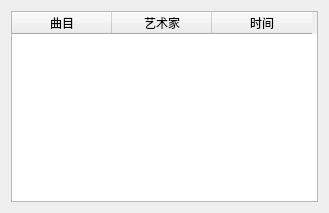
Above: branches/Senutu/Senutu/PlayList.ui from quakeguobiao/senutu before the change. Below: the same form after it.
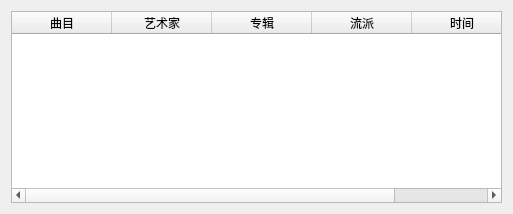
That is the form after the change.

The edit to the form file:
```diff
--- a/branches/Senutu/Senutu/PlayList.ui
+++ b/branches/Senutu/Senutu/PlayList.ui
@@ -6,8 +6,8 @@
    <rect>
     <x>0</x>
     <y>0</y>
-    <width>329</width>
-    <height>213</height>
+    <width>513</width>
+    <height>210</height>
    </rect>
   </property>
   <property name="windowTitle">
@@ -16,6 +16,12 @@
   <layout class="QHBoxLayout" name="horizontalLayout">
    <item>
     <widget class="QTableWidget" name="m_pMusicTable">
+     <property name="sizePolicy">
+      <sizepolicy hsizetype="Expanding" vsizetype="Fixed">
+       <horstretch>0</horstretch>
+       <verstretch>0</verstretch>
+      </sizepolicy>
+     </property>
      <column>
       <property name="text">
        <string>曲目</string>
@@ -26,6 +32,16 @@
        <string>艺术家</string>
       </property>
      </column>
+     <column>
+      <property name="text">
+       <string>专辑</string>
+      </property>
+     </column>
+     <column>
+      <property name="text">
+       <string>流派</string>
+      </property>
+     </column>
      <column>
       <property name="text">
        <string>时间</string>
```
